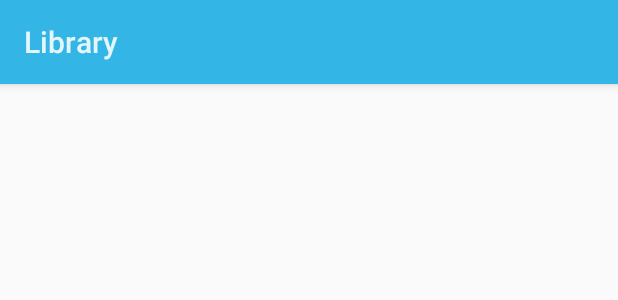
After one commit to isay-sosa/Library, an Android app: the layout activity_fragment.xml on its own in the app's theme, with its tools: preview values and no code run, on a phone screen of 412 x 824 dp. The commit adds this screen. Shown: the top 300 px of the screen. Run offline under Robolectric (Android 15) with nearby library versions, the phone set to English and light mode, and no system bars.

Commit message:
Adding BookList and styling Action and Status Bars. * Adding BookListActivity and BookListFragment. * Adding activity_fragment.xml * Adding styles according to material design. * Removing MainActivity and activity_main.xml * Making BookListActivity the main activity in the Manifest.xml

```diff
--- a/app/src/main/AndroidManifest.xml
+++ b/app/src/main/AndroidManifest.xml
@@ -8,7 +8,7 @@
         android:label="@string/app_name"
         android:theme="@style/AppTheme">
         <activity
-            android:name=".MainActivity"
+            android:name=".BookListActivity"
             android:label="@string/app_name">
             <intent-filter>
                 <action android:name="android.intent.action.MAIN"/>
--- /dev/null
+++ b/app/src/main/res/layout/activity_fragment.xml
@@ -0,0 +1,7 @@
+<?xml version="1.0" encoding="utf-8"?>
+<FrameLayout xmlns:android="http://schemas.android.com/apk/res/android"
+             android:id="@+id/fragmentContainer"
+             android:layout_width="match_parent"
+             android:layout_height="match_parent">
+
+</FrameLayout>
--- a/app/src/main/res/values-v21/styles.xml
+++ b/app/src/main/res/values-v21/styles.xml
@@ -1,6 +1,8 @@
 <?xml version="1.0" encoding="utf-8"?>
 <resources>
 
-    <style name="AppTheme" parent="android:Theme.Material.Light">
+    <style name="AppTheme" parent="android:Theme.Material.Light.DarkActionBar">
+        <item name="android:colorPrimary">@android:color/holo_blue_light</item>
+        <item name="android:colorPrimaryDark">@android:color/holo_blue_dark</item>
     </style>
 </resources>
```
Also changed, not shown: app/src/main/java/com/iszandro/library/BookListActivity.java (added, +36 -0 lines), app/src/main/java/com/iszandro/library/BookListFragment.java (added, +9 -0 lines), app/src/main/java/com/iszandro/library/MainActivity.java (deleted, +0 -39 lines), app/src/main/res/layout/activity_main.xml (deleted, +0 -16 lines).
